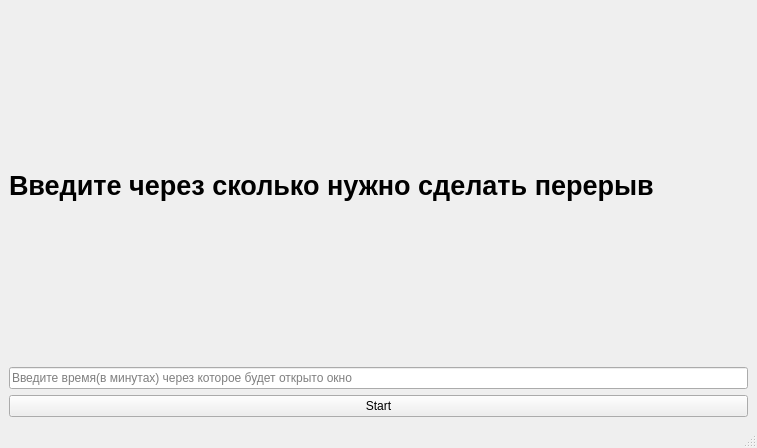
Old version of the form mainwindow.ui in the repository F3lixxx/BreakTime.
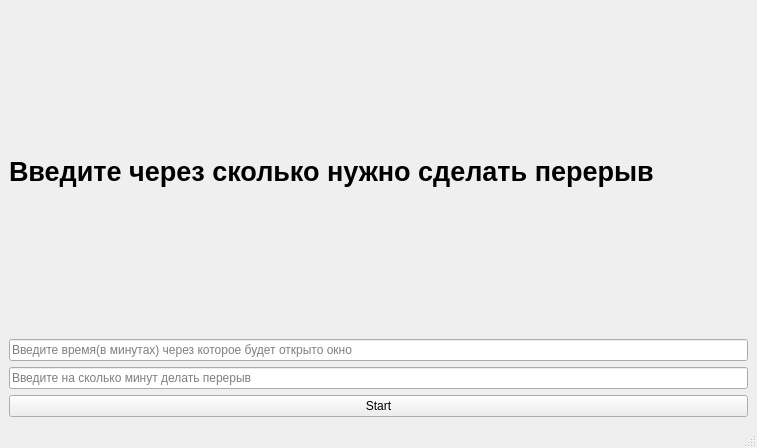
New version of the form.

Commit message: countdown in second Windows is ready

The edit to the form file:
```diff
--- a/mainwindow.ui
+++ b/mainwindow.ui
@@ -27,6 +27,13 @@
         </property>
        </widget>
       </item>
+      <item>
+       <widget class="QLineEdit" name="le_break">
+        <property name="placeholderText">
+         <string>Введите на сколько минут делать перерыв</string>
+        </property>
+       </widget>
+      </item>
       <item>
        <widget class="QPushButton" name="pb_start">
         <property name="text">
```
Left out of the diff: 2 changed lines with no effect on the pictures. The commit also changes 5 other files.
